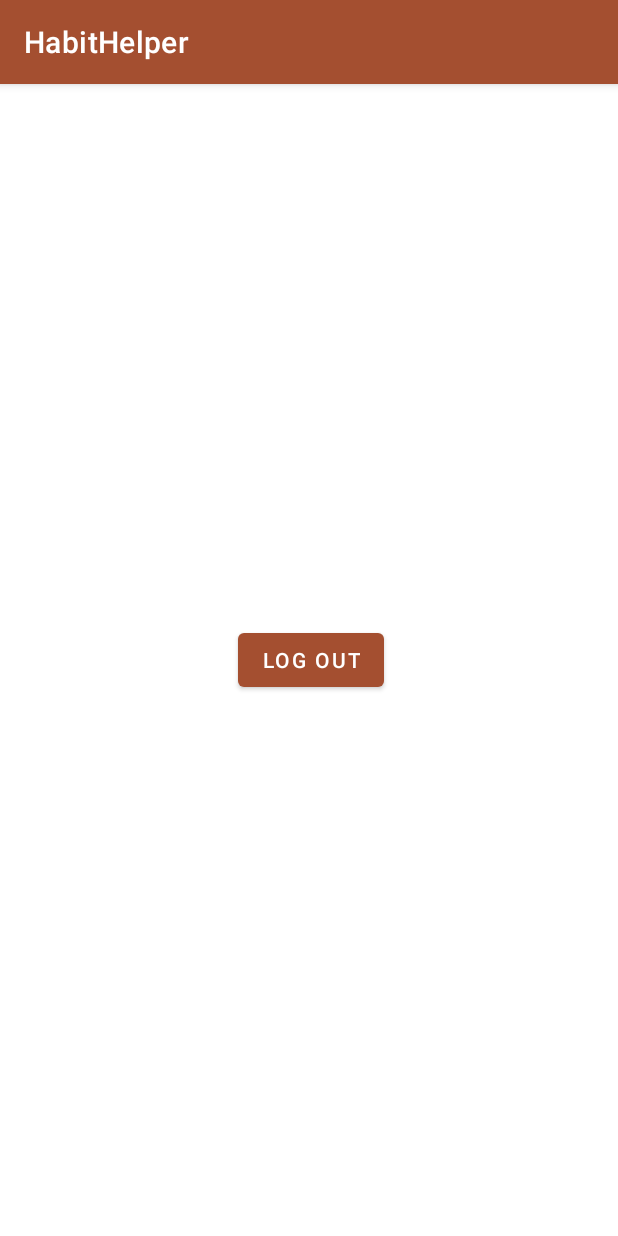
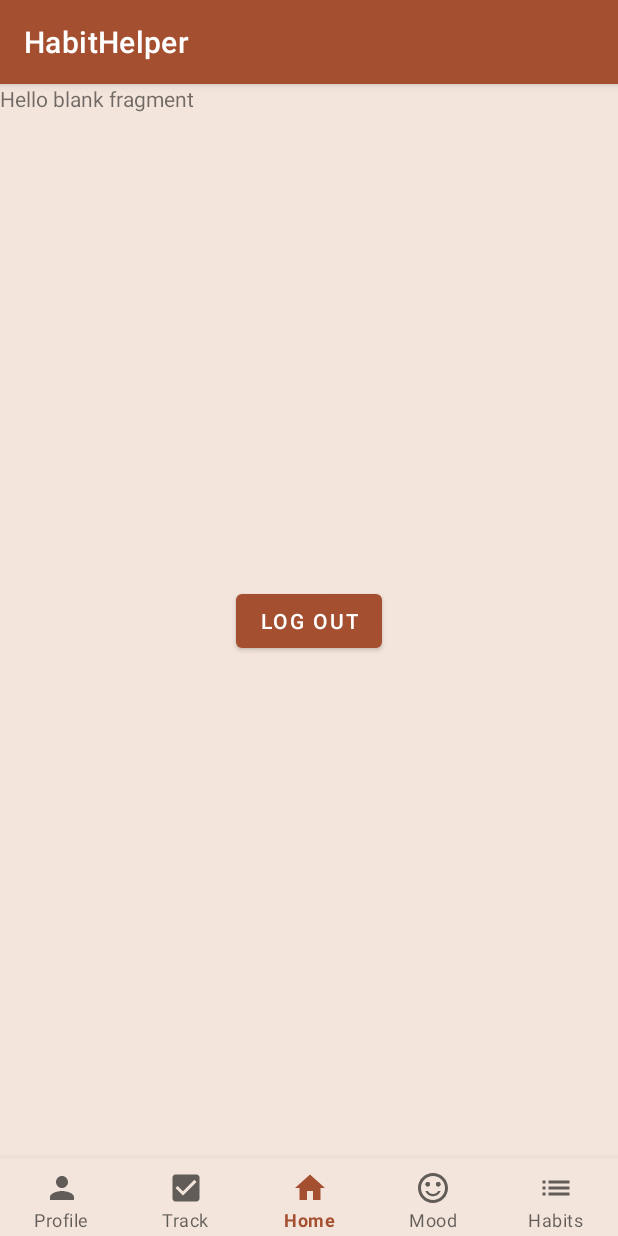
Before and after one commit to norahpack/HabitHelperApp, an Android app: the MainActivity screen opened directly, with no data from a screen before it, on a phone screen of 412 x 824 dp. Run offline under Robolectric (Android 15) with nearby library versions, the phone set to English and light mode, and no system bars; libraries missing offline, so code that uses them is left out: com.parse.

Commit message:
FragmentView set up

```diff
--- a/app/src/main/java/com/example/habithelper/MainActivity.java
+++ b/app/src/main/java/com/example/habithelper/MainActivity.java
@@ -1,34 +1,74 @@
 package com.example.habithelper;
 
+import androidx.annotation.NonNull;
 import androidx.appcompat.app.AppCompatActivity;
+import androidx.fragment.app.Fragment;
+import androidx.fragment.app.FragmentManager;
 
 import android.content.Intent;
 import android.os.Bundle;
+import android.view.MenuItem;
 import android.view.View;
 import android.widget.Button;
 
+import com.example.habithelper.fragments.HomeFragment;
+import com.example.habithelper.fragments.ListFragment;
+import com.example.habithelper.fragments.MoodFragment;
+import com.example.habithelper.fragments.ProfileFragment;
+import com.example.habithelper.fragments.TrackFragment;
+import com.google.android.material.bottomnavigation.BottomNavigationView;
 import com.parse.ParseUser;
 
 public class MainActivity extends AppCompatActivity {
 
     Button btnLogout;
+    public static MainActivity self;
+    final FragmentManager fragmentManager = getSupportFragmentManager();
+    protected BottomNavigationView bottomNavigation;
 
     @Override
     protected void onCreate(Bundle savedInstanceState) {
+        self=this;
         super.onCreate(savedInstanceState);
         setContentView(R.layout.activity_main);
 
-        btnLogout=findViewById(R.id.btnLogout);
+        bottomNavigation=findViewById(R.id.bottomNavigation);
 
-        btnLogout.setOnClickListener(new View.OnClickListener() {
+
+        bottomNavigation.setOnNavigationItemSelectedListener(new BottomNavigationView.OnNavigationItemSelectedListener() {
             @Override
-            public void onClick(View v) {
-                ParseUser.logOut();
-                ParseUser currentUser = ParseUser.getCurrentUser();
-                Intent i = new Intent (MainActivity.this, LoginActivity.class);
-                startActivity(i);
-
+            public boolean onNavigationItemSelected(@NonNull MenuItem item) {
+                Fragment fragment;
+                switch (item.getItemId()) {
+                    case R.id.itemProfile:
+                        fragment = new ProfileFragment();
+                        break;
+                    case R.id.itemTrack:
+                        fragment = new TrackFragment();
+                        break;
+                    case R.id.itemHome:
+                        //change this
+                        fragment = new HomeFragment();
+                        break;
+                    case R.id.itemMood:
+                        //change this
+                        fragment = new MoodFragment();
+                        break;
+                    case R.id.itemList:
+                        //change this
+                        fragment = new ListFragment();
+                        break;
+                    default:
+                        fragment = new HomeFragment();
+                        break;
+                }
+                fragmentManager.beginTransaction().replace(R.id.flContainer, fragment).commit();
+                return true;
             }
         });
+
+        // sets the default fragment to be the home fragment
+        bottomNavigation.setSelectedItemId(R.id.itemHome);
+
     }
 }
--- /dev/null
+++ b/app/src/main/java/com/example/habithelper/fragments/HomeFragment.java
@@ -0,0 +1,56 @@
+package com.example.habithelper.fragments;
+
+import android.content.Intent;
+import android.os.Bundle;
+
+import androidx.annotation.NonNull;
+import androidx.annotation.Nullable;
+import androidx.fragment.app.Fragment;
+
+import android.view.LayoutInflater;
+import android.view.View;
+import android.view.ViewGroup;
+import android.widget.Button;
+
+import com.example.habithelper.LoginActivity;
+import com.example.habithelper.MainActivity;
+import com.example.habithelper.R;
+import com.parse.ParseUser;
+
+public class HomeFragment extends Fragment {
+
+    Button btnLogout;
+
+    public HomeFragment() {
+        // Required empty public constructor
+    }
+
+
+    @Override
+    public void onCreate(Bundle savedInstanceState) {
+        super.onCreate(savedInstanceState);
+    }
+
+    @Override
+    public View onCreateView(LayoutInflater inflater, ViewGroup container,
+                             Bundle savedInstanceState) {
+        // Inflate the layout for this fragment
+        return inflater.inflate(R.layout.fragment_home, container, false);
+    }
+
+    @Override
+    public void onViewCreated(@NonNull View view, @Nullable Bundle savedInstanceState){
+        super.onViewCreated(view, savedInstanceState);
+        btnLogout=view.findViewById(R.id.btnLogout);
+
+        btnLogout.setOnClickListener(new View.OnClickListener() {
+            @Override
+            public void onClick(View v) {
+                ParseUser.logOut();
+                ParseUser currentUser = ParseUser.getCurrentUser();
+                Intent i = new Intent (getContext(), LoginActivity.class);
+                startActivity(i);
+            }
+        });
+    }
+}
--- /dev/null
+++ b/app/src/main/res/drawable/check.xml
@@ -0,0 +1,5 @@
+<vector android:height="24dp" android:tint="#A44F30"
+    android:viewportHeight="24" android:viewportWidth="24"
+    android:width="24dp" xmlns:android="http://schemas.android.com/apk/res/android">
+    <path android:fillColor="@android:color/white" android:pathData="M19,3L5,3c-1.11,0 -2,0.9 -2,2v14c0,1.1 0.89,2 2,2h14c1.11,0 2,-0.9 2,-2L21,5c0,-1.1 -0.89,-2 -2,-2zM10,17l-5,-5 1.41,-1.41L10,14.17l7.59,-7.59L19,8l-9,9z"/>
+</vector>
--- /dev/null
+++ b/app/src/main/res/drawable/home.xml
@@ -0,0 +1,5 @@
+<vector android:height="24dp" android:tint="#A44F30"
+    android:viewportHeight="24" android:viewportWidth="24"
+    android:width="24dp" xmlns:android="http://schemas.android.com/apk/res/android">
+    <path android:fillColor="@android:color/white" android:pathData="M10,20v-6h4v6h5v-8h3L12,3 2,12h3v8z"/>
+</vector>
--- /dev/null
+++ b/app/src/main/res/drawable/list.xml
@@ -0,0 +1,5 @@
+<vector android:height="24dp" android:tint="#A44F30"
+    android:viewportHeight="24" android:viewportWidth="24"
+    android:width="24dp" xmlns:android="http://schemas.android.com/apk/res/android">
+    <path android:fillColor="@android:color/white" android:pathData="M3,13h2v-2L3,11v2zM3,17h2v-2L3,15v2zM3,9h2L5,7L3,7v2zM7,13h14v-2L7,11v2zM7,17h14v-2L7,15v2zM7,7v2h14L21,7L7,7z"/>
+</vector>
--- /dev/null
+++ b/app/src/main/res/drawable/mood5.xml
@@ -0,0 +1,9 @@
+<vector android:height="24dp" android:tint="#A44F30"
+    android:viewportHeight="24" android:viewportWidth="24"
+    android:width="24dp" xmlns:android="http://schemas.android.com/apk/res/android">
+    <path android:fillColor="@android:color/white" android:pathData="M15.5,9.5m-1.5,0a1.5,1.5 0,1 1,3 0a1.5,1.5 0,1 1,-3 0"/>
+    <path android:fillColor="@android:color/white" android:pathData="M8.5,9.5m-1.5,0a1.5,1.5 0,1 1,3 0a1.5,1.5 0,1 1,-3 0"/>
+    <path android:fillColor="@android:color/white" android:pathData="M15.5,9.5m-1.5,0a1.5,1.5 0,1 1,3 0a1.5,1.5 0,1 1,-3 0"/>
+    <path android:fillColor="@android:color/white" android:pathData="M8.5,9.5m-1.5,0a1.5,1.5 0,1 1,3 0a1.5,1.5 0,1 1,-3 0"/>
+    <path android:fillColor="@android:color/white" android:pathData="M11.99,2C6.47,2 2,6.48 2,12s4.47,10 9.99,10C17.52,22 22,17.52 22,12S17.52,2 11.99,2zM12,20c-4.42,0 -8,-3.58 -8,-8s3.58,-8 8,-8 8,3.58 8,8 -3.58,8 -8,8zM12,17.5c2.33,0 4.32,-1.45 5.12,-3.5h-1.67c-0.69,1.19 -1.97,2 -3.45,2s-2.75,-0.81 -3.45,-2L6.88,14c0.8,2.05 2.79,3.5 5.12,3.5z"/>
+</vector>
--- /dev/null
+++ b/app/src/main/res/drawable/person.xml
@@ -0,0 +1,5 @@
+<vector android:height="24dp" android:tint="#A44F30"
+    android:viewportHeight="24" android:viewportWidth="24"
+    android:width="24dp" xmlns:android="http://schemas.android.com/apk/res/android">
+    <path android:fillColor="@android:color/white" android:pathData="M12,12c2.21,0 4,-1.79 4,-4s-1.79,-4 -4,-4 -4,1.79 -4,4 1.79,4 4,4zM12,14c-2.67,0 -8,1.34 -8,4v2h16v-2c0,-2.66 -5.33,-4 -8,-4z"/>
+</vector>
--- a/app/src/main/res/layout/activity_main.xml
+++ b/app/src/main/res/layout/activity_main.xml
@@ -1,23 +1,31 @@
 <?xml version="1.0" encoding="utf-8"?>
-<androidx.constraintlayout.widget.ConstraintLayout xmlns:android="http://schemas.android.com/apk/res/android"
-    xmlns:app="http://schemas.android.com/apk/res-auto"
-    xmlns:tools="http://schemas.android.com/tools"
-    android:layout_width="match_parent"
-    android:layout_height="match_parent"
-    tools:context=".MainActivity">
+<RelativeLayout
+xmlns:android="http://schemas.android.com/apk/res/android"
+xmlns:app="http://schemas.android.com/apk/res-auto"
+xmlns:tools="http://schemas.android.com/tools"
+android:orientation="vertical"
+android:layout_margin="0dp"
+android:layout_width="match_parent"
+android:layout_height="match_parent"
+tools:context=".MainActivity">
 
-    <Button
-        android:id="@+id/btnLogout"
-        android:layout_width="wrap_content"
+
+    <FrameLayout
+        android:id="@+id/flContainer"
+        android:layout_width="match_parent"
+        android:layout_height="match_parent"
+        android:layout_above="@+id/bottomNavigation"
+        android:background="@color/cream" />
+
+    <com.google.android.material.bottomnavigation.BottomNavigationView
+        android:id="@+id/bottomNavigation"
+        android:layout_width="match_parent"
         android:layout_height="wrap_content"
-        android:layout_marginStart="158dp"
-        android:layout_marginTop="341dp"
-        android:layout_marginEnd="155dp"
-        android:layout_marginBottom="342dp"
-        android:text="Log Out"
+        android:layout_alignParentBottom="true"
+        android:layout_marginBottom="-4dp"
+        android:background="@color/cream"
+        app:labelVisibilityMode="labeled"
         app:layout_constraintBottom_toBottomOf="parent"
-        app:layout_constraintEnd_toEndOf="parent"
-        app:layout_constraintStart_toStartOf="parent"
-        app:layout_constraintTop_toTopOf="parent" />
+        app:menu="@menu/menu_bottom_navigation" />
 
-</androidx.constraintlayout.widget.ConstraintLayout>
+</RelativeLayout>
--- /dev/null
+++ b/app/src/main/res/layout/fragment_home.xml
@@ -0,0 +1,27 @@
+<?xml version="1.0" encoding="utf-8"?>
+<FrameLayout xmlns:android="http://schemas.android.com/apk/res/android"
+    xmlns:tools="http://schemas.android.com/tools"
+    android:layout_width="match_parent"
+    android:layout_height="match_parent"
+    xmlns:app="http://schemas.android.com/apk/res-auto"
+    android:background="@color/cream"
+    tools:context=".fragments.HomeFragment">
+
+
+    <TextView
+        android:layout_width="match_parent"
+        android:layout_height="match_parent"
+        android:text="@string/hello_blank_fragment" />
+
+    <Button
+        android:id="@+id/btnLogout"
+        android:layout_width="wrap_content"
+        android:layout_height="wrap_content"
+        android:text="Log Out"
+        android:layout_gravity="center"
+        app:layout_constraintBottom_toBottomOf="parent"
+        app:layout_constraintEnd_toEndOf="parent"
+        app:layout_constraintStart_toStartOf="parent"
+        app:layout_constraintTop_toTopOf="parent" />
+
+</FrameLayout>
--- /dev/null
+++ b/app/src/main/res/menu/menu_bottom_navigation.xml
@@ -0,0 +1,32 @@
+<?xml version="1.0" encoding="utf-8"?>
+<menu xmlns:app="http://schemas.android.com/apk/res-auto"
+    xmlns:android="http://schemas.android.com/apk/res/android">
+
+    <item
+        android:id="@+id/itemProfile"
+        android:icon="@drawable/person"
+        android:title="Profile"
+        app:showAsAction="always"/>
+    <item
+        android:id="@+id/itemTrack"
+        android:icon="@drawable/check"
+        android:title="Track"
+        app:showAsAction="always" />
+    <item
+        android:id="@+id/itemHome"
+        android:icon="@drawable/home"
+        app:showAsAction="always"
+        android:title="Home" />
+
+    <item
+        android:id="@+id/itemMood"
+        android:icon="@drawable/mood5"
+        app:showAsAction="always"
+        android:title="Mood" />
+
+    <item
+        android:id="@+id/itemList"
+        android:icon="@drawable/list"
+        app:showAsAction="always"
+        android:title="Habits" />
+</menu>
--- a/app/src/main/res/values/strings.xml
+++ b/app/src/main/res/values/strings.xml
@@ -1,3 +1,5 @@
 <resources>
     <string name="app_name">HabitHelper</string>
+    <!-- TODO: Remove or change this placeholder text -->
+    <string name="hello_blank_fragment">Hello blank fragment</string>
 </resources>
```
Also changed, not shown: app/src/main/java/com/example/habithelper/fragments/ListFragment.java (added, +31 -0 lines), app/src/main/java/com/example/habithelper/fragments/MoodFragment.java (added, +31 -0 lines), app/src/main/java/com/example/habithelper/fragments/ProfileFragment.java (added, +31 -0 lines), app/src/main/java/com/example/habithelper/fragments/TrackFragment.java (added, +39 -0 lines), app/src/main/res/layout/fragment_list.xml (added, +14 -0 lines), app/src/main/res/layout/fragment_mood.xml (added, +14 -0 lines), app/src/main/res/layout/fragment_profile.xml (added, +14 -0 lines), app/src/main/res/layout/fragment_track.xml (added, +14 -0 lines).
